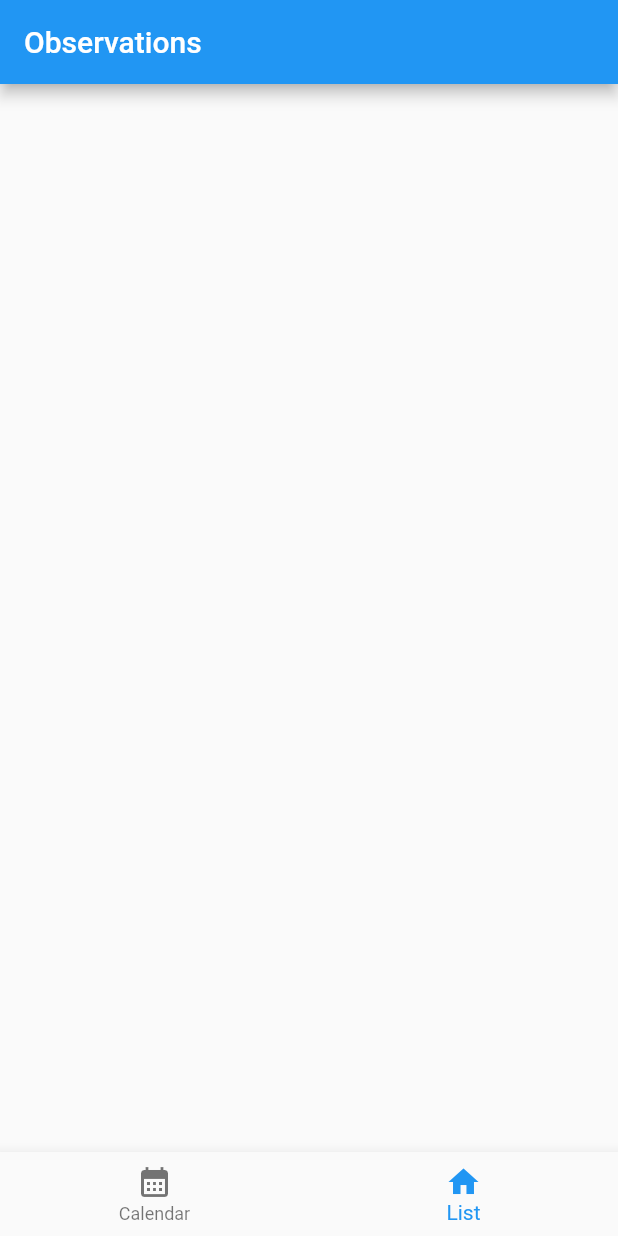
After one commit to aleksandrapacia/astroCalendar, a Flutter app: the screen it shows after launch, item 2 of the bottom bar chosen, on a phone screen of 412 x 824 dp. The commit adds this screen. Run offline on Flutter 3.47's test engine with Material 2 defaults, Android fonts, the phone set to English and light mode, and no system bars; our stand-ins replace table_calendar.

Commit message:
observation page

```diff
--- a/astrocalendar/lib/home_page.dart
+++ b/astrocalendar/lib/home_page.dart
@@ -1,7 +1,7 @@
 import 'package:flutter/material.dart';
 
 import 'calendar_page.dart';
-import 'list_page.dart';
+import 'listing_page.dart';
 
 class HomePage extends StatefulWidget {
   const HomePage({super.key});
@@ -15,7 +15,7 @@ class _HomePageState extends State<HomePage> {
 
   static final List<Widget> _pages = <Widget>[
     const CalendarPage(),
-    const ListPage(),
+    const ListingPage()
   ];
 
   void onItemClicked(int index) {
--- /dev/null
+++ b/astrocalendar/lib/listing_page.dart
@@ -0,0 +1,24 @@
+import 'package:flutter/material.dart';
+import 'package:provider/provider.dart';
+
+import 'event_provider.dart';
+
+class ListingPage extends StatefulWidget {
+  const ListingPage({super.key});
+
+  @override
+  State<ListingPage> createState() => _ListingPageState();
+}
+
+class _ListingPageState extends State<ListingPage> {
+  late Map<DateTime, List<String>> _events;
+  @override
+  Widget build(BuildContext context) {
+    _events = Provider.of<EventProvider>(context).events;
+    return Scaffold(
+      appBar: AppBar(
+        title: const Text('Observations'),
+      ),
+    );
+  }
+}
```
Also changed, not shown: astrocalendar/lib/add_page.dart (deleted, +0 -79 lines), astrocalendar/lib/calendar_page.dart (+33 -0 lines), astrocalendar/lib/list_page.dart (+55 -16 lines).
